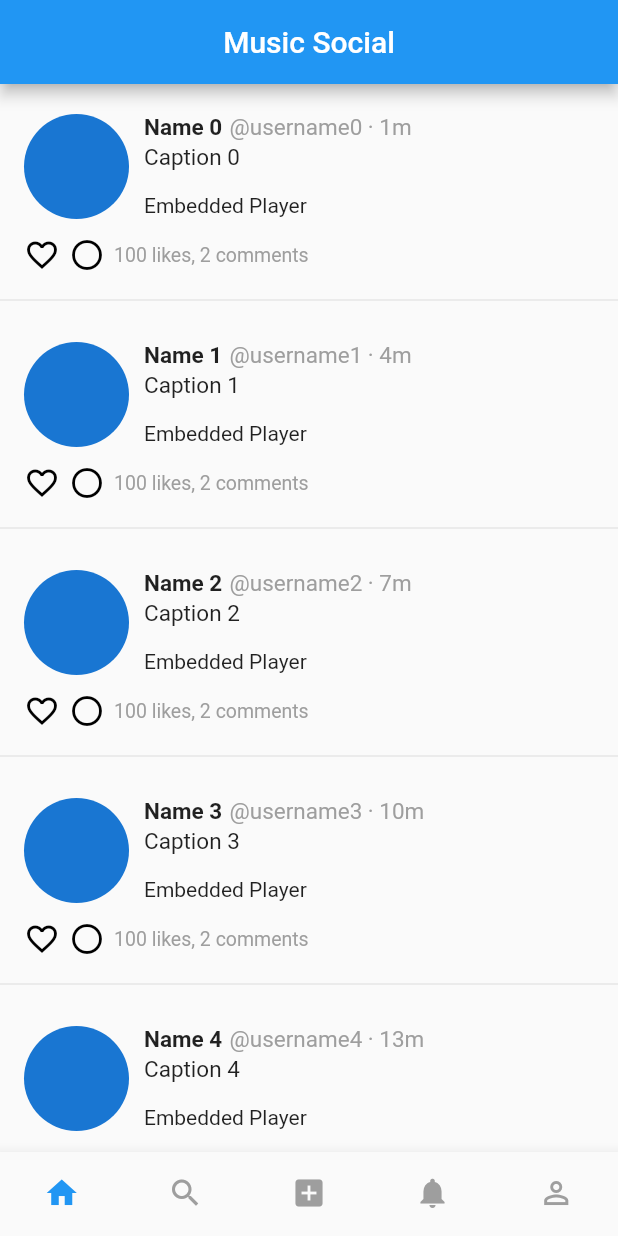
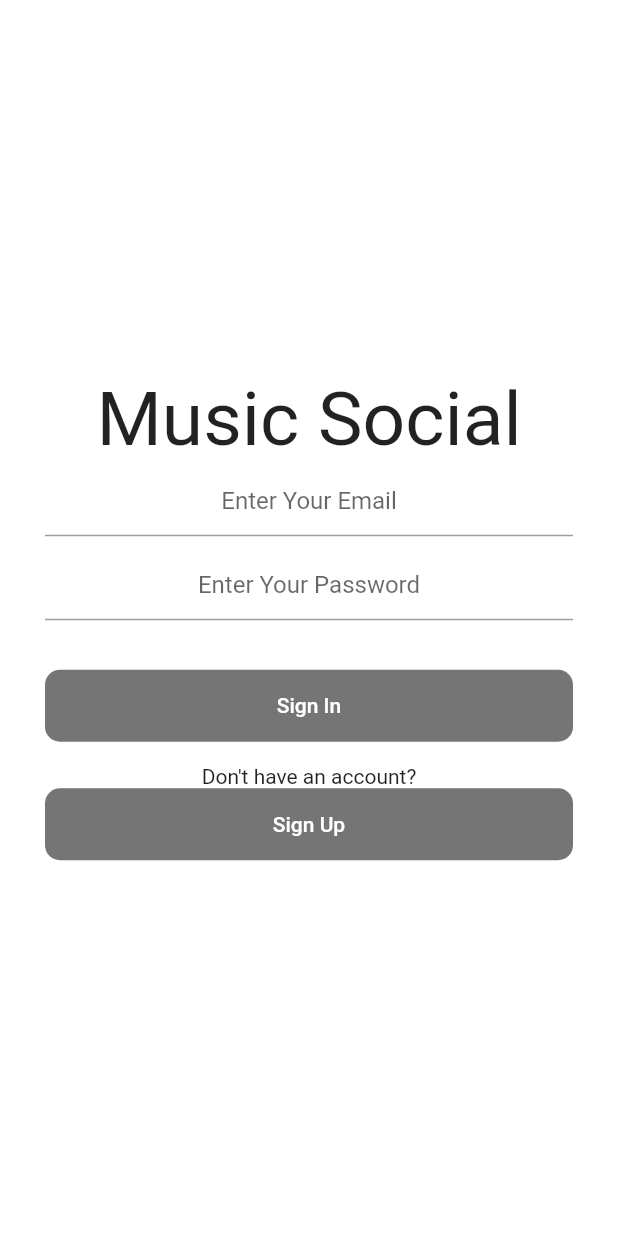
Before and after one commit to DanielHunt27/music_social, a Flutter app: the screen it shows after launch, on a phone screen of 412 x 824 dp. Run offline on Flutter 3.47's test engine with Material 2 defaults, Android fonts, the phone set to English and light mode, and no system bars; our stand-ins replace firebase_auth, modal_progress_hud; accounts and stored records are empty.

Commit message:
connected to firebase, and added sign-up/sign-in page

```diff
--- a/lib/main.dart
+++ b/lib/main.dart
@@ -1,5 +1,6 @@
 import 'package:flutter/material.dart';
-import 'package:musicsocial/pages/page_manager.dart';
+//import 'package:musicsocial/pages/page_manager.dart';
+import 'package:musicsocial/pages/sign_in_page.dart';
 
 void main() {
   runApp(MyApp());
@@ -15,7 +16,8 @@ class MyApp extends StatelessWidget {
         // This is the theme of your application.
         primarySwatch: Colors.blue,
       ),
-      home: PageManager(),
+      //home: PageManager(),
+      home: SignIn(),
     );
   }
 }
--- /dev/null
+++ b/lib/pages/sign_in_page.dart
@@ -0,0 +1,156 @@
+import 'package:flutter/material.dart';
+import 'package:firebase_auth/firebase_auth.dart';
+import 'package:modal_progress_hud/modal_progress_hud.dart';
+import 'package:musicsocial/pages/page_manager.dart';
+
+class SignIn extends StatefulWidget {
+  @override
+  _SignInState createState() => _SignInState();
+}
+
+class _SignInState extends State<SignIn> {
+  final _auth = FirebaseAuth.instance;
+  bool spinner = false;
+  String email;
+  String password;
+  String errorText = "";
+
+  @override
+  Widget build(BuildContext context) {
+    return Scaffold(
+      backgroundColor: Colors.white,
+      body: ModalProgressHUD(
+        inAsyncCall: spinner,
+        child: Padding(
+          padding: EdgeInsets.symmetric(horizontal: 30.0),
+          child: Column(
+            mainAxisAlignment: MainAxisAlignment.center,
+            crossAxisAlignment: CrossAxisAlignment.stretch,
+            children: <Widget>[
+              Text(
+                "Music Social",
+                textAlign: TextAlign.center,
+                style: TextStyle(
+                  fontSize: 50,
+                ),
+              ),
+              TextField(
+                keyboardType: TextInputType.emailAddress,
+                textAlign: TextAlign.center,
+                onChanged: (value) {
+                  email = value;
+                },
+                decoration: InputDecoration(
+                  hintText: 'Enter Your Email',
+                ),
+              ),
+              SizedBox(
+                height: 8.0,
+              ),
+              TextField(
+                obscureText: true,
+                textAlign: TextAlign.center,
+                onChanged: (value) {
+                  password = value;
+                },
+                decoration: InputDecoration(
+                  hintText: 'Enter Your Password',
+                ),
+              ),
+              SizedBox(
+                height: 10.0,
+              ),
+              Text(
+                errorText,
+                textAlign: TextAlign.center,
+                style: TextStyle(
+                  color: Colors.red,
+                ),
+              ),
+              SizedBox(
+                height: 7.0,
+              ),
+              Material(
+                color: Colors.black54,
+                borderRadius: BorderRadius.all(Radius.circular(10.0)),
+                child: MaterialButton(
+                  onPressed: () async {
+                    setState(() {
+                      spinner = true;
+                    });
+                    try {
+                      final newUser = await _auth.signInWithEmailAndPassword(
+                          email: email, password: password);
+                      if (newUser != null) {
+                        Navigator.push(
+                          context,
+                          MaterialPageRoute(builder: (context) => PageManager()),
+                        );
+                      }
+                    } catch (e) {
+                      print(e);
+                      setState(() {
+                        errorText = e.message;
+                      });
+                    }
+                    setState(() {
+                      spinner = false;
+                    });
+                  },
+                  //minWidth: 200.0,
+                  //height: 42.0,
+                  child: Text(
+                    'Sign In',
+                    style: TextStyle(color: Colors.white),
+                  ),
+                ),
+              ),
+              SizedBox(
+                height: 15.0,
+              ),
+              Text(
+                "Don't have an account?",
+                textAlign: TextAlign.center,
+              ),
+              Material(
+                color: Colors.black54,
+                borderRadius: BorderRadius.all(Radius.circular(10.0)),
+                child: MaterialButton(
+                  onPressed: () async {
+                    setState(() {
+                      spinner = true;
+                    });
+                    try {
+                      final newUser = await _auth.createUserWithEmailAndPassword(
+                          email: email, password: password);
+                      if (newUser != null) {
+                        Navigator.push(
+                          context,
+                          MaterialPageRoute(builder: (context) => PageManager()),
+                        );
+                      }
+                    } catch (e) {
+                      print(e);
+                      setState(() {
+                        errorText = e.message;
+                      });
+                    }
+                    setState(() {
+                      spinner = false;
+                    });
+                  },
+                  //minWidth: 200.0,
+                  //height: 35.0,
+                  child: Text(
+                    'Sign Up',
+                    style: TextStyle(color: Colors.white),
+                  ),
+                ),
+              ),
+            ],
+          ),
+        ),
+      ),
+    );
+  }
+}
--- a/pubspec.yaml
+++ b/pubspec.yaml
@@ -24,6 +24,8 @@ dependencies:
   # The following adds the Cupertino Icons font to your application.
   # Use with the CupertinoIcons class for iOS style icons.
   cupertino_icons: ^0.1.3
+  firebase_auth: ^0.15.5+3
+  modal_progress_hud: ^0.1.3
 
 dev_dependencies:
   flutter_test:
```
Also changed, not shown: lib/pages/page_manager.dart (+4 -3 lines), pubspec.lock, 3 other files.
